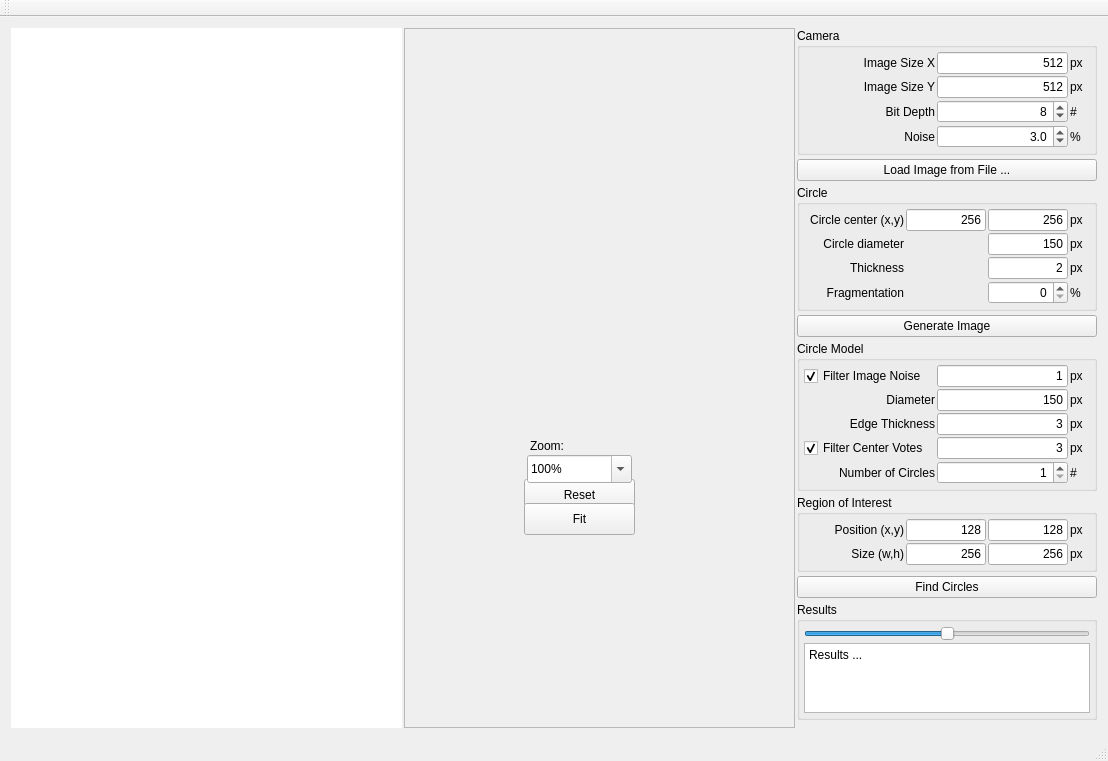
This is Main/MainWindow.ui in TheGoofy/ggCircleFinder as Qt 5 draws it before an edit. The edited form follows.
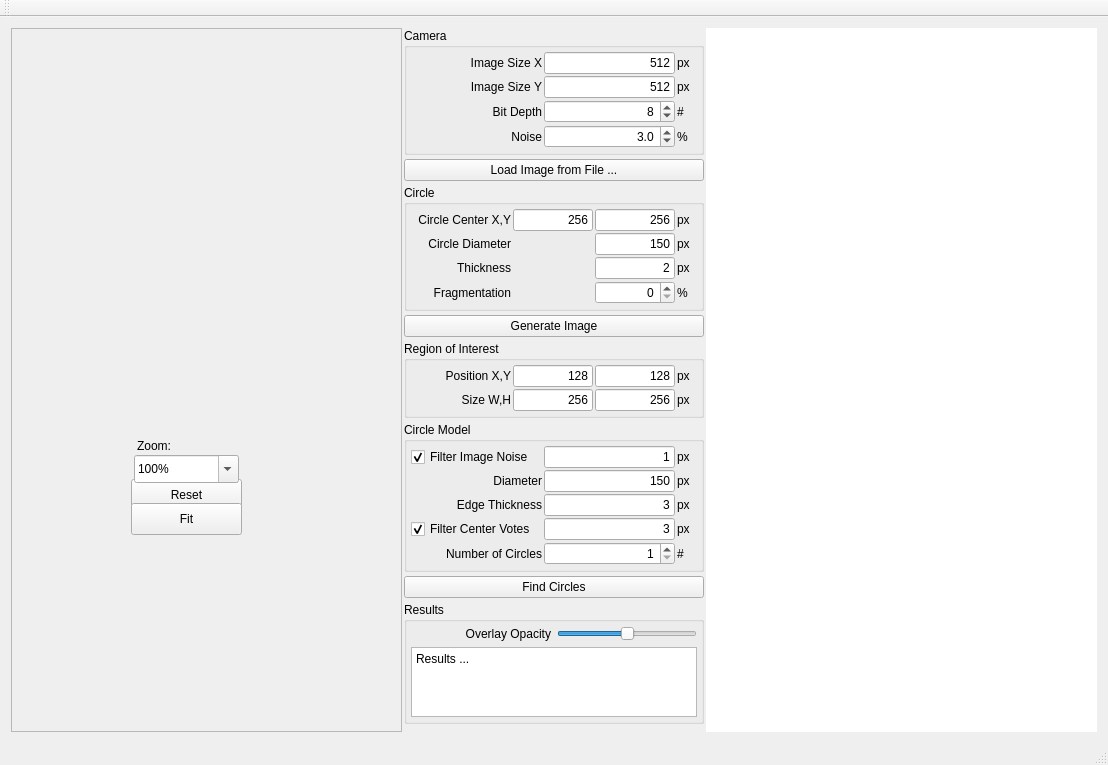
This is the edited form. Custom widgets are drawn as their Qt base class.

Commit message: - calculate show original image (generated or loaded from file) in graphics scene - calculate and show hough transformed image in graphics scene

```diff
--- a/Main/MainWindow.ui
+++ b/Main/MainWindow.ui
@@ -7,7 +7,7 @@
     <x>0</x>
     <y>0</y>
     <width>1108</width>
-    <height>751</height>
+    <height>759</height>
    </rect>
   </property>
   <property name="windowTitle">
@@ -23,19 +23,6 @@
       <property name="spacing">
        <number>2</number>
       </property>
-      <item>
-       <widget class="ggGraphicsView" name="mGraphicsView">
-        <property name="frameShape">
-         <enum>QFrame::NoFrame</enum>
-        </property>
-        <property name="frameShadow">
-         <enum>QFrame::Plain</enum>
-        </property>
-        <property name="renderHints">
-         <set>QPainter::Antialiasing|QPainter::TextAntialiasing</set>
-        </property>
-       </widget>
-      </item>
       <item>
        <widget class="ggRenderWidget" name="mRenderWidget">
         <property name="sizePolicy">
@@ -573,7 +560,7 @@
               </size>
              </property>
              <property name="text">
-              <string>Circle center (x,y)</string>
+              <string>Circle Center X,Y</string>
              </property>
              <property name="alignment">
               <set>Qt::AlignRight|Qt::AlignTrailing|Qt::AlignVCenter</set>
@@ -690,7 +677,7 @@
               </size>
              </property>
              <property name="text">
-              <string>Circle diameter</string>
+              <string>Circle Diameter</string>
              </property>
              <property name="alignment">
               <set>Qt::AlignRight|Qt::AlignTrailing|Qt::AlignVCenter</set>
@@ -819,6 +806,236 @@
           </property>
          </widget>
         </item>
+        <item>
+         <widget class="QGroupBox" name="groupBox_4">
+          <property name="title">
+           <string>Region of Interest</string>
+          </property>
+          <layout class="QGridLayout" name="gridLayout_3">
+           <property name="leftMargin">
+            <number>4</number>
+           </property>
+           <property name="topMargin">
+            <number>4</number>
+           </property>
+           <property name="rightMargin">
+            <number>4</number>
+           </property>
+           <property name="bottomMargin">
+            <number>4</number>
+           </property>
+           <property name="spacing">
+            <number>2</number>
+           </property>
+           <item row="0" column="3">
+            <widget class="QLabel" name="label_20">
+             <property name="sizePolicy">
+              <sizepolicy hsizetype="Preferred" vsizetype="Preferred">
+               <horstretch>0</horstretch>
+               <verstretch>0</verstretch>
+              </sizepolicy>
+             </property>
+             <property name="minimumSize">
+              <size>
+               <width>20</width>
+               <height>0</height>
+              </size>
+             </property>
+             <property name="maximumSize">
+              <size>
+               <width>20</width>
+               <height>16777215</height>
+              </size>
+             </property>
+             <property name="text">
+              <string>px</string>
+             </property>
+            </widget>
+           </item>
+           <item row="0" column="0">
+            <widget class="QLabel" name="label_19">
+             <property name="sizePolicy">
+              <sizepolicy hsizetype="Preferred" vsizetype="Preferred">
+               <horstretch>0</horstretch>
+               <verstretch>0</verstretch>
+              </sizepolicy>
+             </property>
+             <property name="minimumSize">
+              <size>
+               <width>100</width>
+               <height>0</height>
+              </size>
+             </property>
+             <property name="text">
+              <string>Position X,Y</string>
+             </property>
+             <property name="alignment">
+              <set>Qt::AlignRight|Qt::AlignTrailing|Qt::AlignVCenter</set>
+             </property>
+            </widget>
+           </item>
+           <item row="1" column="1">
+            <widget class="QLineEdit" name="mRegionOfInterestSizeXLineEdit">
+             <property name="sizePolicy">
+              <sizepolicy hsizetype="Preferred" vsizetype="Fixed">
+               <horstretch>0</horstretch>
+               <verstretch>0</verstretch>
+              </sizepolicy>
+             </property>
+             <property name="minimumSize">
+              <size>
+               <width>50</width>
+               <height>0</height>
+              </size>
+             </property>
+             <property name="maximumSize">
+              <size>
+               <width>80</width>
+               <height>16777215</height>
+              </size>
+             </property>
+             <property name="text">
+              <string>256</string>
+             </property>
+             <property name="alignment">
+              <set>Qt::AlignRight|Qt::AlignTrailing|Qt::AlignVCenter</set>
+             </property>
+            </widget>
+           </item>
+           <item row="0" column="2">
+            <widget class="QLineEdit" name="mRegionOfInterestPositionYLineEdit">
+             <property name="sizePolicy">
+              <sizepolicy hsizetype="Preferred" vsizetype="Fixed">
+               <horstretch>0</horstretch>
+               <verstretch>0</verstretch>
+              </sizepolicy>
+             </property>
+             <property name="minimumSize">
+              <size>
+               <width>50</width>
+               <height>0</height>
+              </size>
+             </property>
+             <property name="maximumSize">
+              <size>
+               <width>80</width>
+               <height>16777215</height>
+              </size>
+             </property>
+             <property name="text">
+              <string>128</string>
+             </property>
+             <property name="alignment">
+              <set>Qt::AlignRight|Qt::AlignTrailing|Qt::AlignVCenter</set>
+             </property>
+            </widget>
+           </item>
+           <item row="1" column="2">
+            <widget class="QLineEdit" name="mRegionOfInterestSizeYLineEdit">
+             <property name="sizePolicy">
+              <sizepolicy hsizetype="Preferred" vsizetype="Fixed">
+               <horstretch>0</horstretch>
+               <verstretch>0</verstretch>
+              </sizepolicy>
+             </property>
+             <property name="minimumSize">
+              <size>
+               <width>50</width>
+               <height>0</height>
+              </size>
+             </property>
+             <property name="maximumSize">
+              <size>
+               <width>80</width>
+               <height>16777215</height>
+              </size>
+             </property>
+             <property name="text">
+              <string>256</string>
+             </property>
+             <property name="alignment">
+              <set>Qt::AlignRight|Qt::AlignTrailing|Qt::AlignVCenter</set>
+             </property>
+            </widget>
+           </item>
+           <item row="1" column="0">
+            <widget class="QLabel" name="label_16">
+             <property name="sizePolicy">
+              <sizepolicy hsizetype="Preferred" vsizetype="Preferred">
+               <horstretch>0</horstretch>
+               <verstretch>0</verstretch>
+              </sizepolicy>
+             </property>
+             <property name="minimumSize">
+              <size>
+               <width>100</width>
+               <height>0</height>
+              </size>
+             </property>
+             <property name="text">
+              <string>Size W,H</string>
+             </property>
+             <property name="alignment">
+              <set>Qt::AlignRight|Qt::AlignTrailing|Qt::AlignVCenter</set>
+             </property>
+            </widget>
+           </item>
+           <item row="1" column="3">
+            <widget class="QLabel" name="label_21">
+             <property name="sizePolicy">
+              <sizepolicy hsizetype="Preferred" vsizetype="Preferred">
+               <horstretch>0</horstretch>
+               <verstretch>0</verstretch>
+              </sizepolicy>
+             </property>
+             <property name="minimumSize">
+              <size>
+               <width>20</width>
+               <height>0</height>
+              </size>
+             </property>
+             <property name="maximumSize">
+              <size>
+               <width>20</width>
+               <height>16777215</height>
+              </size>
+             </property>
+             <property name="text">
+              <string>px</string>
+             </property>
+            </widget>
+           </item>
+           <item row="0" column="1">
+            <widget class="QLineEdit" name="mRegionOfInterestPositionXLineEdit">
+             <property name="sizePolicy">
+              <sizepolicy hsizetype="Preferred" vsizetype="Fixed">
+               <horstretch>0</horstretch>
+               <verstretch>0</verstretch>
+              </sizepolicy>
+             </property>
+             <property name="minimumSize">
+              <size>
+               <width>50</width>
+               <height>0</height>
+              </size>
+             </property>
+             <property name="maximumSize">
+              <size>
+               <width>80</width>
+               <height>16777215</height>
+              </size>
+             </property>
+             <property name="text">
+              <string>128</string>
+             </property>
+             <property name="alignment">
+              <set>Qt::AlignRight|Qt::AlignTrailing|Qt::AlignVCenter</set>
+             </property>
+            </widget>
+           </item>
+          </layout>
+         </widget>
+        </item>
         <item>
          <widget class="QGroupBox" name="groupBox_6">
           <property name="title">
@@ -1159,251 +1376,6 @@
              <property name="text">
               <string>#</string>
              </property>
-             <property name="buddy">
-              <cstring>mCameraBitDepthSpinBox</cstring>
-             </property>
-            </widget>
-           </item>
-          </layout>
-         </widget>
-        </item>
-        <item>
-         <widget class="QGroupBox" name="groupBox_4">
-          <property name="title">
-           <string>Region of Interest</string>
-          </property>
-          <layout class="QGridLayout" name="gridLayout_3">
-           <property name="leftMargin">
-            <number>4</number>
-           </property>
-           <property name="topMargin">
-            <number>4</number>
-           </property>
-           <property name="rightMargin">
-            <number>4</number>
-           </property>
-           <property name="bottomMargin">
-            <number>4</number>
-           </property>
-           <property name="spacing">
-            <number>2</number>
-           </property>
-           <item row="0" column="3">
-            <widget class="QLabel" name="label_20">
-             <property name="sizePolicy">
-              <sizepolicy hsizetype="Preferred" vsizetype="Preferred">
-               <horstretch>0</horstretch>
-               <verstretch>0</verstretch>
-              </sizepolicy>
-             </property>
-             <property name="minimumSize">
-              <size>
-               <width>20</width>
-               <height>0</height>
-              </size>
-             </property>
-             <property name="maximumSize">
-              <size>
-               <width>20</width>
-               <height>16777215</height>
-              </size>
-             </property>
-             <property name="text">
-              <string>px</string>
-             </property>
-             <property name="buddy">
-              <cstring>mRegionOfInterestPositionYLineEdit</cstring>
-             </property>
-            </widget>
-           </item>
-           <item row="0" column="0">
-            <widget class="QLabel" name="label_19">
-             <property name="sizePolicy">
-              <sizepolicy hsizetype="Preferred" vsizetype="Preferred">
-               <horstretch>0</horstretch>
-               <verstretch>0</verstretch>
-              </sizepolicy>
-             </property>
-             <property name="minimumSize">
-              <size>
-               <width>100</width>
-               <height>0</height>
-              </size>
-             </property>
-             <property name="text">
-              <string>Position (x,y)</string>
-             </property>
-             <property name="alignment">
-              <set>Qt::AlignRight|Qt::AlignTrailing|Qt::AlignVCenter</set>
-             </property>
-             <property name="buddy">
-              <cstring>mRegionOfInterestPositionXLineEdit</cstring>
-             </property>
-            </widget>
-           </item>
-           <item row="1" column="1">
-            <widget class="QLineEdit" name="mRegionOfInterestSizeXLineEdit">
-             <property name="sizePolicy">
-              <sizepolicy hsizetype="Preferred" vsizetype="Fixed">
-               <horstretch>0</horstretch>
-               <verstretch>0</verstretch>
-              </sizepolicy>
-             </property>
-             <property name="minimumSize">
-              <size>
-               <width>50</width>
-               <height>0</height>
-              </size>
-             </property>
-             <property name="maximumSize">
-              <size>
-               <width>80</width>
-               <height>16777215</height>
-              </size>
-             </property>
-             <property name="text">
-              <string>256</string>
-             </property>
-             <property name="alignment">
-              <set>Qt::AlignRight|Qt::AlignTrailing|Qt::AlignVCenter</set>
-             </property>
-            </widget>
-           </item>
-           <item row="0" column="2">
-            <widget class="QLineEdit" name="mRegionOfInterestPositionYLineEdit">
-             <property name="sizePolicy">
-              <sizepolicy hsizetype="Preferred" vsizetype="Fixed">
-               <horstretch>0</horstretch>
-               <verstretch>0</verstretch>
-              </sizepolicy>
-             </property>
-             <property name="minimumSize">
-              <size>
-               <width>50</width>
-               <height>0</height>
-              </size>
-             </property>
-             <property name="maximumSize">
-              <size>
-               <width>80</width>
-               <height>16777215</height>
-              </size>
-             </property>
-             <property name="text">
-              <string>128</string>
-             </property>
-             <property name="alignment">
-              <set>Qt::AlignRight|Qt::AlignTrailing|Qt::AlignVCenter</set>
-             </property>
-            </widget>
-           </item>
-           <item row="1" column="2">
-            <widget class="QLineEdit" name="mRegionOfInterestSizeYLineEdit">
-             <property name="sizePolicy">
-              <sizepolicy hsizetype="Preferred" vsizetype="Fixed">
-               <horstretch>0</horstretch>
-               <verstretch>0</verstretch>
-              </sizepolicy>
-             </property>
-             <property name="minimumSize">
-              <size>
-               <width>50</width>
-               <height>0</height>
-              </size>
-             </property>
-             <property name="maximumSize">
-              <size>
-               <width>80</width>
-               <height>16777215</height>
-              </size>
-             </property>
-             <property name="text">
-              <string>256</string>
-             </property>
-             <property name="alignment">
-              <set>Qt::AlignRight|Qt::AlignTrailing|Qt::AlignVCenter</set>
-             </property>
-            </widget>
-           </item>
-           <item row="1" column="0">
-            <widget class="QLabel" name="label_16">
-             <property name="sizePolicy">
-              <sizepolicy hsizetype="Preferred" vsizetype="Preferred">
-               <horstretch>0</horstretch>
-               <verstretch>0</verstretch>
-              </sizepolicy>
-             </property>
-             <property name="minimumSize">
-              <size>
-               <width>100</width>
-               <height>0</height>
-              </size>
-             </property>
-             <property name="text">
-              <string>Size (w,h)</string>
-             </property>
-             <property name="alignment">
-              <set>Qt::AlignRight|Qt::AlignTrailing|Qt::AlignVCenter</set>
-             </property>
-             <property name="buddy">
-              <cstring>mRegionOfInterestSizeXLineEdit</cstring>
-             </property>
-            </widget>
-           </item>
-           <item row="1" column="3">
-            <widget class="QLabel" name="label_21">
-             <property name="sizePolicy">
-              <sizepolicy hsizetype="Preferred" vsizetype="Preferred">
-               <horstretch>0</horstretch>
-               <verstretch>0</verstretch>
-              </sizepolicy>
-             </property>
-             <property name="minimumSize">
-              <size>
-               <width>20</width>
-               <height>0</height>
-              </size>
-             </property>
-             <property name="maximumSize">
-              <size>
-               <width>20</width>
-               <height>16777215</height>
-              </size>
-             </property>
-             <property name="text">
-              <string>px</string>
-             </property>
-             <property name="buddy">
-              <cstring>mRegionOfInterestSizeYLineEdit</cstring>
-             </property>
-            </widget>
-           </item>
-           <item row="0" column="1">
-            <widget class="QLineEdit" name="mRegionOfInterestPositionXLineEdit">
-             <property name="sizePolicy">
-              <sizepolicy hsizetype="Preferred" vsizetype="Fixed">
-               <horstretch>0</horstretch>
-               <verstretch>0</verstretch>
-              </sizepolicy>
-             </property>
-             <property name="minimumSize">
-              <size>
-               <width>50</width>
-               <height>0</height>
-              </size>
-             </property>
-             <property name="maximumSize">
-              <size>
-               <width>80</width>
-               <height>16777215</height>
-              </size>
-             </property>
-             <property name="text">
-              <string>128</string>
-             </property>
-             <property name="alignment">
-              <set>Qt::AlignRight|Qt::AlignTrailing|Qt::AlignVCenter</set>
-             </property>
             </widget>
            </item>
           </layout>
@@ -1427,10 +1399,7 @@
           <property name="title">
            <string>Results</string>
           </property>
-          <layout class="QVBoxLayout" name="verticalLayout_4">
-           <property name="spacing">
-            <number>2</number>
-           </property>
+          <layout class="QGridLayout" name="gridLayout_5">
            <property name="leftMargin">
             <number>4</number>
            </property>
@@ -1443,7 +1412,7 @@
            <property name="bottomMargin">
             <number>4</number>
            </property>
-           <item>
+           <item row="1" column="1">
             <widget class="QSlider" name="mOverlayOpacitySlider">
              <property name="sizePolicy">
               <sizepolicy hsizetype="Preferred" vsizetype="Fixed">
@@ -1462,7 +1431,29 @@
              </property>
             </widget>
            </item>
-           <item>
+           <item row="1" column="0">
+            <widget class="QLabel" name="label_7">
+             <property name="sizePolicy">
+              <sizepolicy hsizetype="Preferred" vsizetype="Preferred">
+               <horstretch>0</horstretch>
+               <verstretch>0</verstretch>
+              </sizepolicy>
+             </property>
+             <property name="minimumSize">
+              <size>
+               <width>100</width>
+               <height>0</height>
+              </size>
+             </property>
+             <property name="text">
+              <string>Overlay Opacity</string>
+             </property>
+             <property name="alignment">
+              <set>Qt::AlignRight|Qt::AlignTrailing|Qt::AlignVCenter</set>
+             </property>
+            </widget>
+           </item>
+           <item row="2" column="0" colspan="2">
             <widget class="QPlainTextEdit" name="mResultsPlainTextEdit">
              <property name="sizePolicy">
               <sizepolicy hsizetype="Preferred" vsizetype="Expanding">
@@ -1483,6 +1474,19 @@
         </item>
        </layout>
       </item>
+      <item>
+       <widget class="ggGraphicsView" name="mGraphicsView">
+        <property name="frameShape">
+         <enum>QFrame::NoFrame</enum>
+        </property>
+        <property name="frameShadow">
+         <enum>QFrame::Plain</enum>
+        </property>
+        <property name="renderHints">
+         <set>QPainter::Antialiasing|QPainter::SmoothPixmapTransform|QPainter::TextAntialiasing</set>
+        </property>
+       </widget>
+      </item>
      </layout>
     </item>
    </layout>
```
Left out of the diff: 95 changed lines with no effect on the pictures. The commit also changes 5 other files.
